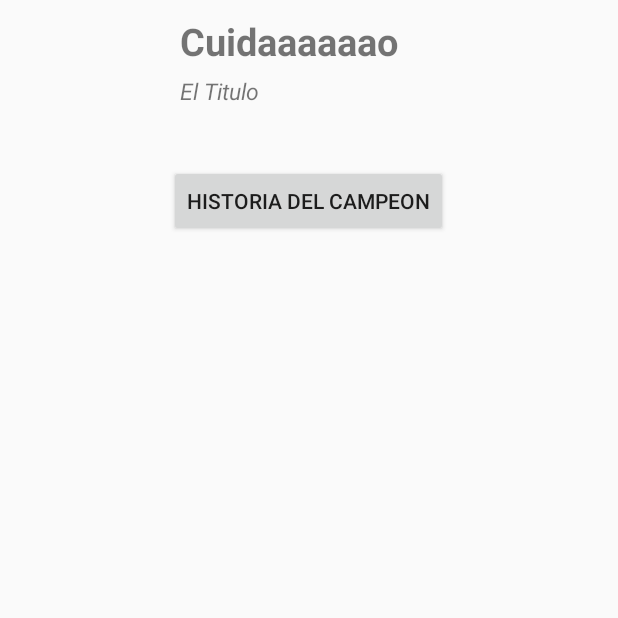
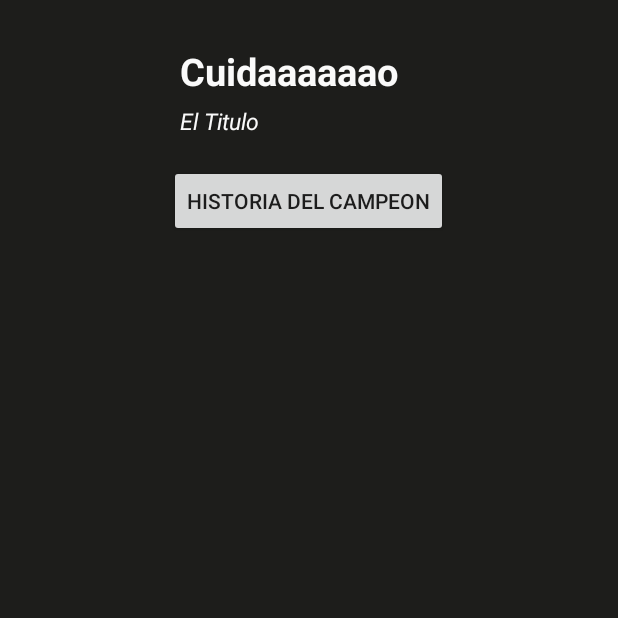
Before and after one commit to DavidMariB/Manguima, an Android app: the DetailedChampActivity screen opened directly, with no data from a screen before it, on a phone screen of 412 x 824 dp, the top half of it. Run offline under Robolectric (Android 15) with nearby library versions, the phone set to English and light mode, and no system bars; our stand-ins replace Picasso, Volley; network calls fail; pictures from the network do not load; 5 statements that could not run were skipped.

Commit message:
"Cambios"

```diff
--- a/app/src/main/java/com/dmb/testriotapi/ChampsActivity.java
+++ b/app/src/main/java/com/dmb/testriotapi/ChampsActivity.java
@@ -42,6 +42,9 @@ public class ChampsActivity extends AppCompatActivity {
     protected void onCreate(Bundle savedInstanceState) {
         super.onCreate(savedInstanceState);
         setContentView(R.layout.activity_champs);
+
+        getWindow().setNavigationBarColor(getResources().getColor(R.color.negro));
+        getWindow().setStatusBarColor(getResources().getColor(R.color.negro));
 
         recyclerView = findViewById(R.id.recyclerChampList);
 
--- a/app/src/main/java/com/dmb/testriotapi/DetailedChampActivity.java
+++ b/app/src/main/java/com/dmb/testriotapi/DetailedChampActivity.java
@@ -44,6 +44,9 @@ public class DetailedChampActivity extends AppCompatActivity {
     protected void onCreate(Bundle savedInstanceState) {
         super.onCreate(savedInstanceState);
         setContentView(R.layout.activity_detailed_champ);
+
+        getWindow().setNavigationBarColor(getResources().getColor(R.color.negro));
+        getWindow().setStatusBarColor(getResources().getColor(R.color.negro));
 
         imgChampIcon = findViewById(R.id.detailedChampIcon);
         tvChampName = findViewById(R.id.detailedChampName);
--- a/app/src/main/res/layout/activity_detailed_champ.xml
+++ b/app/src/main/res/layout/activity_detailed_champ.xml
@@ -4,8 +4,9 @@
     xmlns:tools="http://schemas.android.com/tools"
     android:layout_width="match_parent"
     android:layout_height="match_parent"
-    tools:context="com.dmb.testriotapi.DetailedChampActivity"
-    android:orientation="vertical">
+    android:background="@color/negro"
+    android:orientation="vertical"
+    tools:context="com.dmb.testriotapi.DetailedChampActivity">
 
     <LinearLayout
         android:layout_width="wrap_content"
@@ -16,33 +17,35 @@
             android:id="@+id/detailedChampIcon"
             android:layout_width="100dp"
             android:layout_height="100dp"
-            android:layout_marginTop="10dp"
-            android:layout_marginLeft="10dp"/>
+            android:layout_marginLeft="10dp"
+            android:layout_marginTop="10dp" />
 
         <LinearLayout
-            android:layout_width="wrap_content"
-            android:layout_height="wrap_content"
+            android:layout_width="match_parent"
+            android:layout_height="match_parent"
             android:orientation="vertical">
 
             <TextView
                 android:id="@+id/detailedChampName"
                 android:layout_width="wrap_content"
                 android:layout_height="wrap_content"
+                android:layout_marginLeft="10dp"
+                android:layout_marginTop="30dp"
                 android:text="Cuidaaaaaao"
-                android:textStyle="bold"
+                android:textColor="@color/white"
                 android:textSize="25sp"
-                android:layout_marginLeft="10dp"
-                android:layout_marginTop="10dp"/>
+                android:textStyle="bold" />
 
             <TextView
                 android:id="@+id/detailedChampTitle"
                 android:layout_width="wrap_content"
                 android:layout_height="wrap_content"
+                android:layout_marginLeft="10dp"
+                android:layout_marginTop="5dp"
                 android:text="El Titulo"
+                android:textColor="@color/white"
                 android:textSize="15sp"
-                android:textStyle="italic"
-                android:layout_marginLeft="10dp"
-                android:layout_marginTop="5dp"/>
+                android:textStyle="italic" />
 
         </LinearLayout>
 
@@ -53,7 +56,7 @@
         android:layout_width="wrap_content"
         android:layout_height="wrap_content"
         android:layout_gravity="center_horizontal"
-        android:text="HISTORIA DEL CAMPEON"/>
+        android:text="HISTORIA DEL CAMPEON" />
 
     <android.support.v4.view.ViewPager
         android:id="@+id/skinsSlider"
--- a/app/src/main/res/layout/activity_friends.xml
+++ b/app/src/main/res/layout/activity_friends.xml
@@ -5,6 +5,7 @@
     android:id="@+id/friendsFragment"
     android:layout_width="match_parent"
     android:layout_height="match_parent"
+    android:background="@color/negro"
     android:orientation="vertical"
     tools:context="com.dmb.testriotapi.FriendsActivity">
 
@@ -19,12 +20,8 @@
         android:layout_height="match_parent"
         android:orientation="horizontal">
 
-        <FrameLayout
-            android:id="@+id/frameLayoutFriends"
+        <android.support.v7.widget.RecyclerView
             android:layout_width="match_parent"
-            android:layout_height="match_parent"
-            android:background="@drawable/back">
-
-        </FrameLayout>
+            android:layout_height="match_parent" />
     </LinearLayout>
 </LinearLayout>
```
